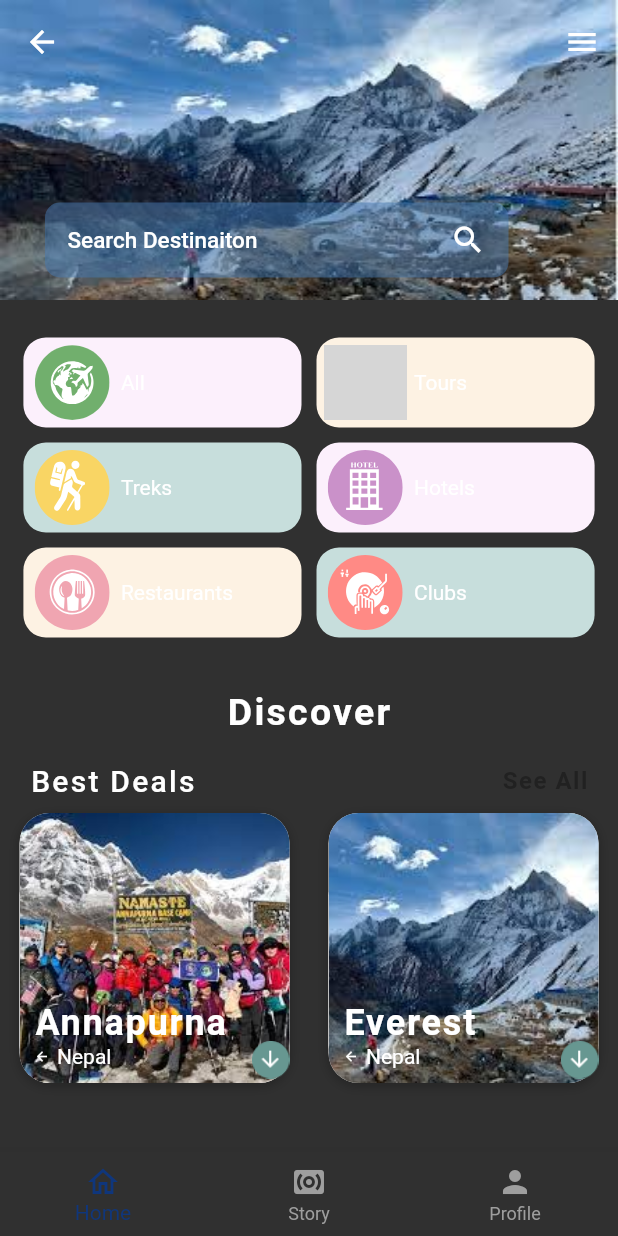
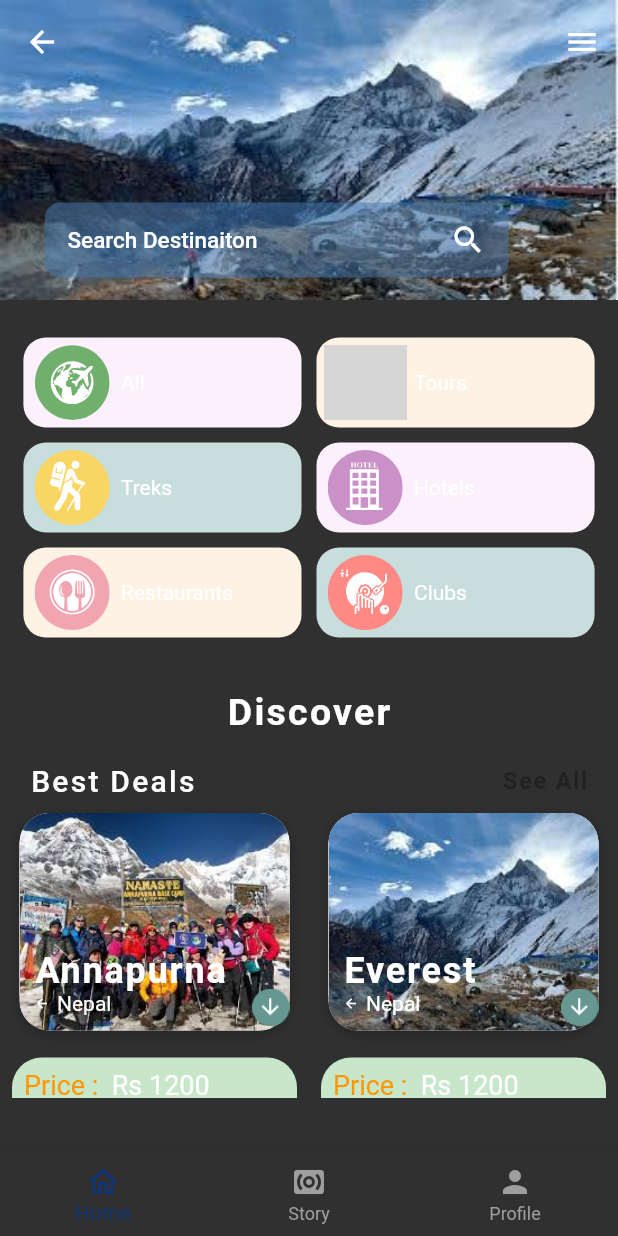
Before and after one commit to reewaz401/trabeely_app, a Flutter app: the TabsScreen screen opened by its route, on a phone screen of 412 x 824 dp. Run offline on Flutter 3.47's test engine with Material 2 defaults, Android fonts, the light colour scheme and no system bars; our stand-ins replace cool_alert, date_time_picker, double_back_to_close, flutter_svg, image_picker, shared_preferences; accounts and stored records are empty; network calls fail; project files that could hold a hidden picture were left out; grey boxes are pictures that could not be loaded.

Commit message:
data pulled for homepage

```diff
--- a/lib/screens/SplashScreen/splashscreen.dart
+++ b/lib/screens/SplashScreen/splashscreen.dart
@@ -29,7 +29,7 @@
     super.initState();
     autoSignIn();
     Timer(
-      Duration(milliseconds: 5000),
+      Duration(milliseconds: 100),
       () => Navigator.pushReplacement(
         context,
         MaterialPageRoute(
--- a/lib/screens/homePage/Category/Components/results_widget.dart
+++ b/lib/screens/homePage/Category/Components/results_widget.dart
@@ -19,7 +19,7 @@
   String url1 = 'api.trabeely.com/uploads/package/itinerary/';
   getData() async {
     SharedPreferences preferences = await SharedPreferences.getInstance();
-    String _token = preferences.getString('autoSignIn');
+    String _token = preferences.getString('userToken');
     try {
       http.Response response = await http.get(
         url,
@@ -28,9 +28,7 @@
         },
       );
       var jsonResponse = jsonDecode(response.body);
-      print(
-        jsonResponse,
-      );
+
       return jsonResponse;
     } catch (e) {
       print(e);
--- a/lib/screens/homePage/Category/Components/tour_item.dart
+++ b/lib/screens/homePage/Category/Components/tour_item.dart
@@ -1,7 +1,7 @@
 import 'dart:ui';
 import 'package:intl/intl.dart';
 import 'package:flutter_svg/flutter_svg.dart';
-import 'package:travel/services/constants.dart';
+
 import 'package:flutter/material.dart';
 import 'DetailsScreen/tourPackDetails_screen.dart';
 
--- a/lib/screens/homePage/components/card.dart
+++ b/lib/screens/homePage/components/card.dart
@@ -1,4 +1,5 @@
 import 'package:flutter/material.dart';
+import 'package:travel/screens/homePage/Category/Components/DetailsScreen/tourPackDetails_screen.dart';
 
 class DestinationCarousel extends StatelessWidget {
   final cityName;
@@ -73,26 +74,40 @@
                               ),
                             ],
                           ),
+                          child: Hero(
+                            tag: Image.asset('assets/images/$image.jpeg'),
+                            child: InkWell(
+                              // onTap: () {
+                              //   Navigator.push(
+                              //     context,
+                              //     MaterialPageRoute(
+                              //       builder: (context) {
+                              //         return TourDetails(
+                              //           mainListIndex: 3,
+                              //           mainList: [],
+                              //         );
+                              //       },
+                              //     ),
+                              //   );
+                              // },
                               child: Stack(
                                 children: <Widget>[
-                            Hero(
-                              tag: Image.asset('assets/images/$image.jpeg'),
-                              child: ClipRRect(
+                                  ClipRRect(
                                     borderRadius: BorderRadius.circular(20.0),
                                     child: Image(
-                                  height: 180.0,
+                                      height: 145.0,
                                       width: 180.0,
-                                  image:
-                                      AssetImage('assets/images/$image.jpeg'),
+                                      image: AssetImage(
+                                          'assets/images/$image.jpeg'),
                                       fit: BoxFit.cover,
-                                ),
                                     ),
                                   ),
                                   Positioned(
                                     left: 10.0,
                                     bottom: 10.0,
                                     child: Column(
-                                crossAxisAlignment: CrossAxisAlignment.start,
+                                      crossAxisAlignment:
+                                          CrossAxisAlignment.start,
                                       children: <Widget>[
                                         Text(
                                           cityName,
@@ -125,6 +140,7 @@
                                 ],
                               ),
                             ),
+                          )),
                       Positioned(
                           bottom: 3,
                           right: 3,
--- /dev/null
+++ b/lib/screens/homePage/components/homepageCard.dart
@@ -0,0 +1,90 @@
+import 'dart:convert';
+
+import 'package:flutter/material.dart';
+import 'package:shared_preferences/shared_preferences.dart';
+import 'package:travel/screens/homePage/components/card.dart';
+import 'package:http/http.dart' as http;
+import 'package:travel/services/urls.dart';
+
+class HomepageCard extends StatefulWidget {
+  @override
+  _HomepageCardState createState() => _HomepageCardState();
+}
+
+class _HomepageCardState extends State<HomepageCard> {
+  List dataList;
+
+  String url = tourUrl;
+
+  getData() async {
+    SharedPreferences preferences = await SharedPreferences.getInstance();
+    String _token = preferences.getString('itemDisplayToken');
+    print(_token);
+    print(url);
+    try {
+      http.Response response = await http.get(
+        url,
+        headers: {
+          'Permission': _token,
+        },
+      );
+      var jsonResponse = jsonDecode(response.body);
+      print(
+        jsonResponse.length,
+      );
+      dataList = jsonResponse;
+      return jsonResponse;
+    } catch (e) {
+      print(e);
+    }
+  }
+
+  @override
+  void initState() {
+    getData();
+    super.initState();
+  }
+
+  @override
+  Widget build(BuildContext context) {
+    return Container(
+      child: SingleChildScrollView(
+        scrollDirection: Axis.horizontal,
+        child: Row(
+          mainAxisAlignment: MainAxisAlignment.spaceAround,
+          children: [
+            DestinationCarousel(
+              activites: 'Trek',
+              cityName: 'Annapurna',
+              country: 'Nepal',
+              image: 'anna1',
+              des: 'We an go all out',
+            ),
+            DestinationCarousel(
+              activites: 'Trek',
+              cityName: 'Everest',
+              country: 'Nepal',
+              image: 'anna2',
+              des: 'We an go all out',
+            ),
+            DestinationCarousel(
+              activites: 'Trek',
+              cityName: 'Mardi',
+              country: 'Nepal',
+              image: 'anna3',
+              des: 'We an go all out',
+            ),
+          ],
+        ),
+      ),
+    );
+  }
+}
+
+// DestinationCarousel(
+//               activites: 'Trek',
+//               cityName: 'Mardi',
+//               country: 'Nepal',
+//               image: 'anna1',
+//               des: 'We an go all out',
+//             ),
--- a/lib/screens/homePage/homePage_screen.dart
+++ b/lib/screens/homePage/homePage_screen.dart
@@ -1,5 +1,6 @@
 import 'package:flutter/material.dart';
 import 'package:travel/screens/homePage/components/card.dart';
+import 'package:travel/screens/homePage/components/homepagecard.dart';
 
 import './components/categoryType_widget.dart';
 
@@ -94,44 +95,7 @@
                   ],
                 ),
               ),
-              Container(
-                child: SingleChildScrollView(
-                  scrollDirection: Axis.horizontal,
-                  child: Row(
-                    mainAxisAlignment: MainAxisAlignment.spaceAround,
-                    children: [
-                      DestinationCarousel(
-                        activites: 'Trek',
-                        cityName: 'Annapurna',
-                        country: 'Nepal',
-                        image: 'anna1',
-                        des: 'We an go all out',
-                      ),
-                      DestinationCarousel(
-                        activites: 'Trek',
-                        cityName: 'Everest',
-                        country: 'Nepal',
-                        image: 'anna2',
-                        des: 'We an go all out',
-                      ),
-                      DestinationCarousel(
-                        activites: 'Trek',
-                        cityName: 'Mardi',
-                        country: 'Nepal',
-                        image: 'anna3',
-                        des: 'We an go all out',
-                      ),
-                      DestinationCarousel(
-                        activites: 'Trek',
-                        cityName: 'Mardi',
-                        country: 'Nepal',
-                        image: 'anna1',
-                        des: 'We an go all out',
-                      ),
-                    ],
-                  ),
-                ),
-              ),
+              HomepageCard()
             ],
           ),
         ));
--- a/lib/services/authentication.dart
+++ b/lib/services/authentication.dart
@@ -46,7 +46,8 @@
       _userId = json.decode(response.body)["user"]["name"];
       if (_token != null) {
         SharedPreferences preferences = await SharedPreferences.getInstance();
-        preferences.setString('autoSignIn', _token);
+        preferences.setString('userToken', _token);
+        preferences.setString('itemDisplayToken', '21f@do8GP3RMISI0N-D@T@');
         preferences.setString('username', _userId);
         Navigator.pushReplacement(
             context, MaterialPageRoute(builder: (ctx) => TabsScreen()));
--- a/lib/services/constants.dart
+++ /dev/null
@@ -1,18 +0,0 @@
-import 'package:flutter/material.dart';
-
-// list of colors that we use in our app
-const kBackgroundColor = Color(0xFFF1EFF1);
-const kPrimaryColor = Color(0xFF035AA6);
-const kSecondaryColor = Color(0xFFFFA41B);
-const kTextColor = Color(0xFF000839);
-const kTextLightColor = Color(0xFF747474);
-const kBlueColor = Color(0xFF40BAD5);
-
-const kDefaultPadding = 20.0;
-
-// our default Shadow
-const kDefaultShadow = BoxShadow(
-  offset: Offset(0, 15),
-  blurRadius: 27,
-  color: Colors.black12, // Black color with 12% opacity
-);
--- /dev/null
+++ b/lib/services/urls.dart
@@ -0,0 +1,3 @@
+String mainApiUrl = 'https://api.trabeely.com/api/packages/';
+
+String tourUrl = mainApiUrl + 'package-tour';
```
Also changed, not shown: pubspec.yaml (+1 -18 lines). Lines whose indentation alone changed are shown as unchanged.
